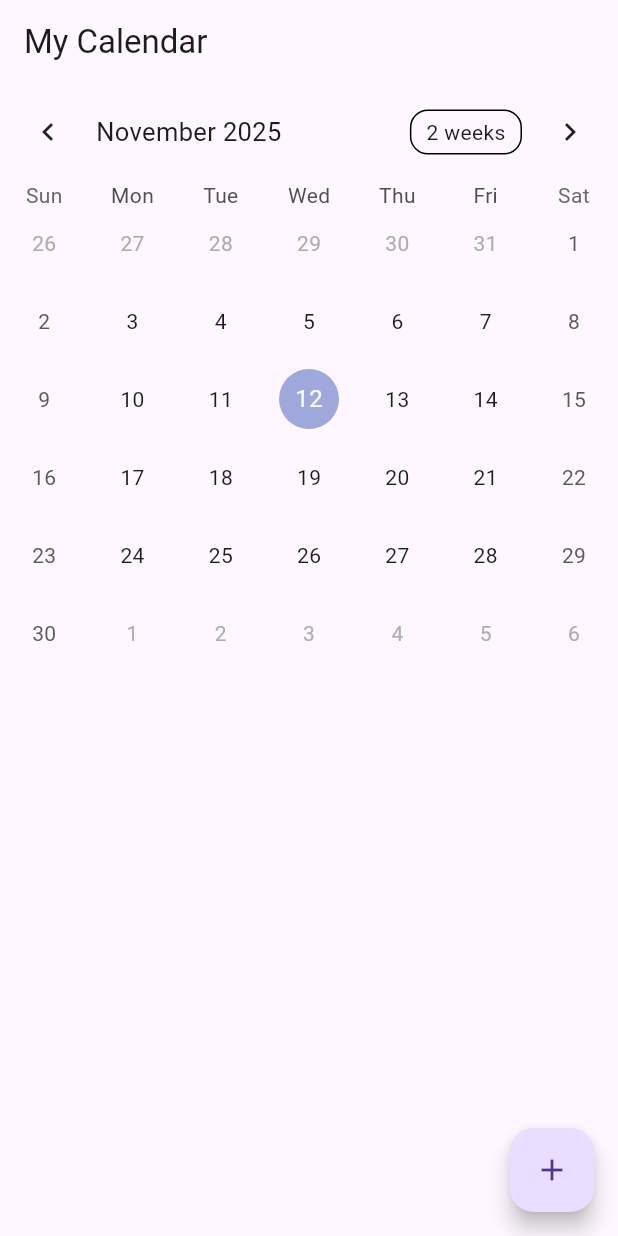
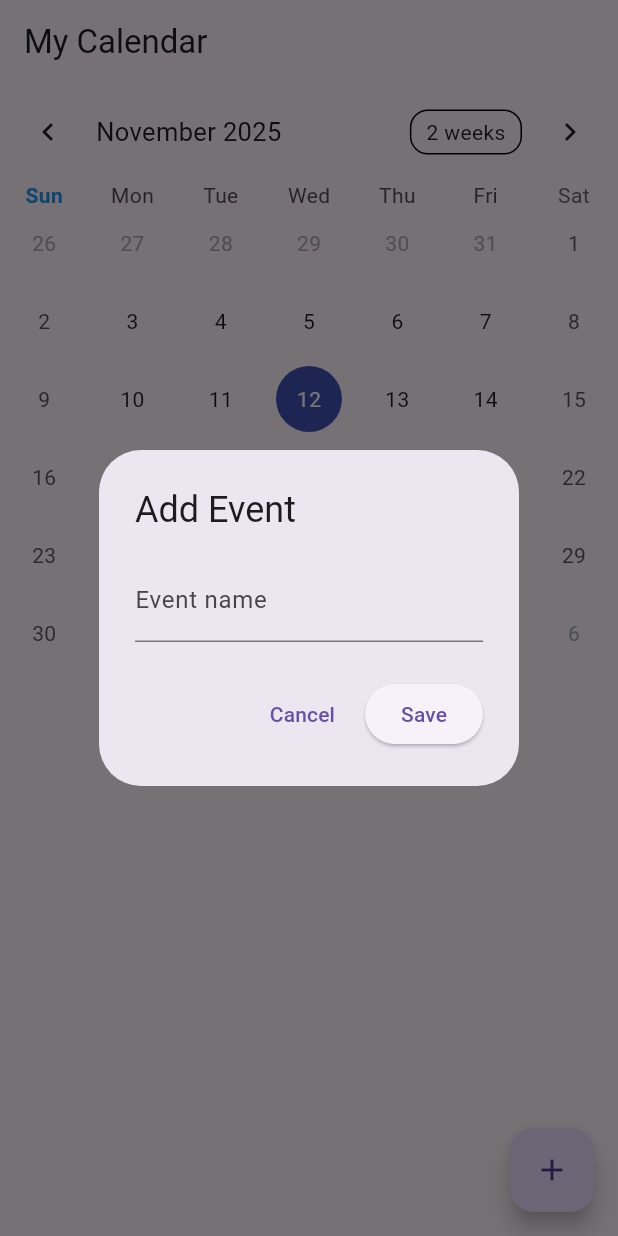
Before and after one commit to Jgalligan1/GreekConnect, a Flutter app: the screen it shows after launch, after a tap on the "add" icon, on a phone screen of 412 x 824 dp. Run offline on Flutter 3.47's test engine with Material 3 defaults, Android fonts, the phone set to English and light mode, and no system bars; drawn by our look-alikes of table_calendar; our stand-ins replace shared_preferences.

Commit message:
Calendar custom UI updates;  Event storage system reversion

```diff
--- a/greek_connect/lib/models/event.dart
+++ b/greek_connect/lib/models/event.dart
@@ -1,9 +1,13 @@
 // lib/models/event.dart
+
+import 'package:flutter/material.dart';
 
 class Event {
   final String title;
+  final String? description;
+  final Color color;
 
-  Event(this.title);
+  Event(this.title, {this.description, this.color = Colors.blue});
 
   @override
   String toString() => title;
--- a/greek_connect/lib/screens/calendar_screen.dart
+++ b/greek_connect/lib/screens/calendar_screen.dart
@@ -1,6 +1,7 @@
 // lib/screens/calendar_screen.dart
 
 import 'package:flutter/material.dart';
+import 'package:intl/intl.dart';
 import 'package:table_calendar/table_calendar.dart';
 import '../models/event.dart';
 import '../services/event_storage.dart';
@@ -13,6 +14,7 @@ class CalendarScreen extends StatefulWidget {
 }
 
 class _CalendarScreenState extends State<CalendarScreen> {
+  late final ValueNotifier<List<Event>> _selectedEvents;
   Map<String, List<Event>> _events = {};
   DateTime _focusedDay = DateTime.now();
   DateTime? _selectedDay;
@@ -21,26 +23,36 @@ class _CalendarScreenState extends State<CalendarScreen> {
   @override
   void initState() {
     super.initState();
+    _selectedDay = _focusedDay;
+    _selectedEvents = ValueNotifier(_getEventsForDay(_selectedDay!));
     _loadEvents();
   }
 
   Future<void> _loadEvents() async {
-    final loaded = await EventStorage.loadEvents();
-    setState(() {
-      _events = loaded;
-    });
+    // final loaded = await EventStorage.loadEvents();
+    // setState(() {
+    //   _events[DateTime.utc(2025, 11, 5).toIso8601String().split('T').first] = [
+    //     Event('Sample Event', color: Colors.red),
+    //   ];
+    // });
+    _events = await EventStorage.loadEvents();
+    setState(() {});
   }
 
   List<Event> _getEventsForDay(DateTime day) {
-    final key = _formatDate(day);
+    final normalizedDay = DateTime.utc(day.year, day.month, day.day);
+    final key = _formatDate(normalizedDay);
     return _events[key] ?? [];
   }
 
   void _onDaySelected(DateTime selectedDay, DateTime focusedDay) {
-    setState(() {
-      _selectedDay = selectedDay;
-      _focusedDay = focusedDay;
-    });
+    if (!isSameDay(_selectedDay, selectedDay)) {
+      setState(() {
+        _selectedDay = selectedDay;
+        _focusedDay = focusedDay;
+      });
+      _selectedEvents.value = _getEventsForDay(selectedDay);
+    }
   }
 
   String _formatDate(DateTime day) => day.toIso8601String().split('T').first;
@@ -104,13 +116,103 @@ class _CalendarScreenState extends State<CalendarScreen> {
             onPageChanged: (focusedDay) {
               _focusedDay = focusedDay;
             },
+            calendarBuilders: CalendarBuilders(
+              todayBuilder: (context, day, focusedDay) {
+                return Container(
+                  margin: const EdgeInsets.all(4.0),
+                  alignment: Alignment.center,
+                  decoration: BoxDecoration(
+                    color: Colors.blue.withValues(alpha: 0.3),
+                    shape: BoxShape.circle,
+                    border: Border.all(color: Colors.blue, width: 2),
+                  ),
+                  child: Center(
+                    child: Text(
+                      '${day.day}',
+                      style: const TextStyle(
+                        fontWeight: FontWeight.bold,
+                        color: Colors.blue,
+                      ),
+                    ),
+                  ),
+                );
+              },
+
+              selectedBuilder: (context, day, focusedDay) {
+                return Container(
+                  margin: const EdgeInsets.all(4.0),
+                  alignment: Alignment.center,
+                  decoration: BoxDecoration(
+                    color: Colors.indigo,
+                    shape: BoxShape.circle,
+                  ),
+                  child: Center(
+                    child: Text(
+                      '${day.day}',
+                      style: const TextStyle(color: Colors.white),
+                    ),
+                  ),
+                );
+              },
+
+              markerBuilder: (context, day, events) {
+                if (events.isNotEmpty) {
+                  return Positioned(
+                    bottom: 1,
+                    child: Row(
+                      mainAxisSize: MainAxisSize.min,
+                      children: events.take(3).map((event) {
+                        return Container(
+                          width: 6,
+                          height: 6,
+                          margin: const EdgeInsets.symmetric(horizontal: 0.5),
+                          decoration: BoxDecoration(
+                            shape: BoxShape.rectangle,
+                            color: (event).color,
+                          ),
+                        );
+                      }).toList(),
+                    ),
+                  );
+                }
+                return const SizedBox();
+              },
+
+              dowBuilder: (context, day) {
+                if (day.weekday == DateTime.sunday) {
+                  return Center(
+                    child: Text(
+                      DateFormat.E().format(day),
+                      style: const TextStyle(
+                        fontWeight: FontWeight.bold,
+                        color: Colors.blue,
+                      ),
+                    ),
+                  );
+                }
+                return null;
+              },
+            ),
           ),
           const SizedBox(height: 8),
           Expanded(
-            child: ListView(
-              children: _getEventsForDay(
-                _selectedDay ?? DateTime.now(),
-              ).map((event) => ListTile(title: Text(event.title))).toList(),
+            child: ValueListenableBuilder<List<Event>>(
+              valueListenable: _selectedEvents,
+              builder: (context, events, _) {
+                return ListView.builder(
+                  itemCount: events.length,
+                  itemBuilder: (context, index) {
+                    final event = events[index];
+                    return ListTile(
+                      leading: CircleAvatar(
+                        backgroundColor: events[index].color,
+                      ),
+                      title: Text(events[index].title),
+                      subtitle: Text(events[index].description ?? ''),
+                    );
+                  },
+                );
+              },
             ),
           ),
         ],
```
